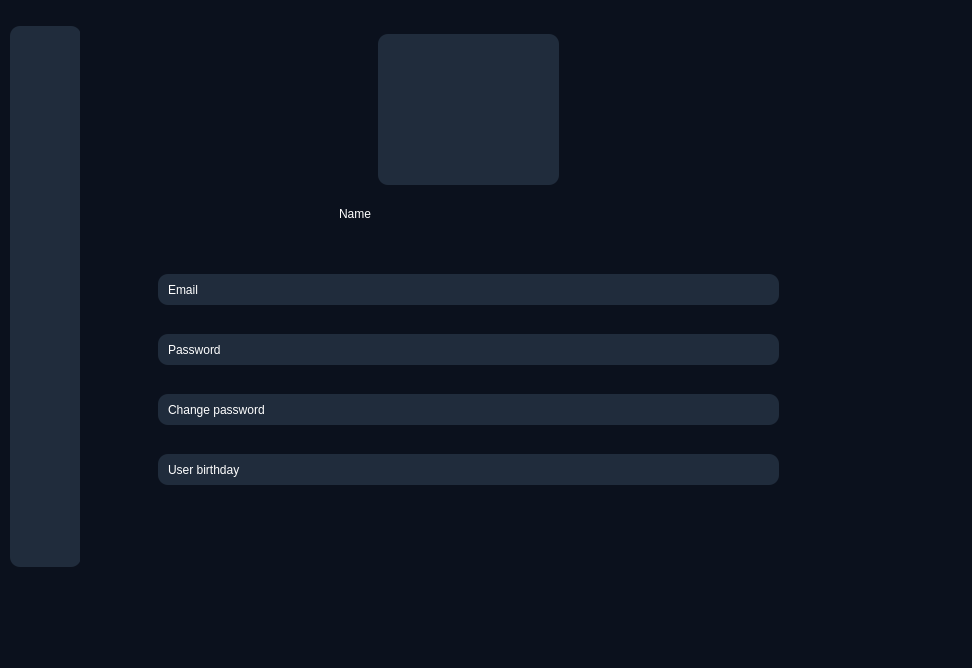
Old version of the form ui/main/main.ui in the repository phamnamkhanh0602/python-app.
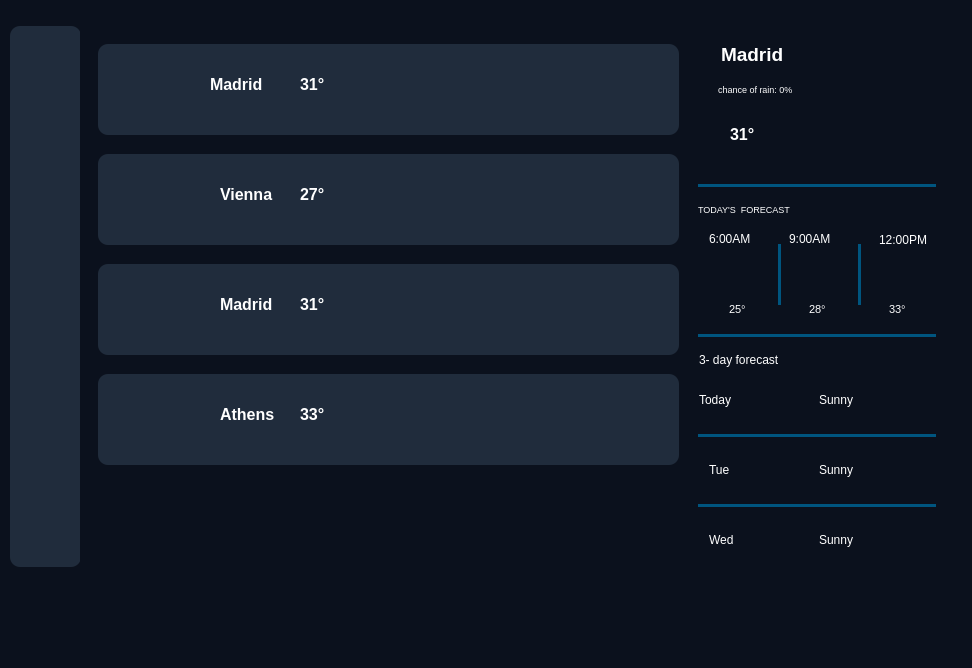
New version of the form. Icons and pictures are not drawn.

```diff
--- a/ui/main/main.ui
+++ b/ui/main/main.ui
@@ -106,7 +106,7 @@
      <number>3</number>
     </property>
     <property name="currentIndex">
-     <number>2</number>
+     <number>3</number>
     </property>
     <widget class="QWidget" name="page">
      <widget class="QWidget" name="widget_2" native="true">
@@ -2114,7 +2114,7 @@
      <widget class="QWidget" name="widget_9" native="true">
       <property name="geometry">
        <rect>
-        <x>290</x>
+        <x>310</x>
         <y>10</y>
         <width>181</width>
         <height>151</height>
@@ -2143,81 +2143,1073 @@
        </property>
       </widget>
      </widget>
-     <widget class="QLineEdit" name="lineEdit_3">
-      <property name="geometry">
-       <rect>
-        <x>70</x>
-        <y>250</y>
-        <width>621</width>
-        <height>31</height>
-       </rect>
-      </property>
-      <property name="styleSheet">
-       <string notr="true">background-color:#202c3c;</string>
-      </property>
-      <property name="text">
-       <string>Email</string>
-      </property>
-     </widget>
-     <widget class="QLineEdit" name="lineEdit_4">
-      <property name="geometry">
-       <rect>
-        <x>70</x>
-        <y>310</y>
-        <width>621</width>
-        <height>31</height>
-       </rect>
-      </property>
-      <property name="styleSheet">
-       <string notr="true">background-color:#202c3c;</string>
-      </property>
-      <property name="text">
-       <string>Password</string>
-      </property>
-     </widget>
-     <widget class="QLineEdit" name="lineEdit_5">
-      <property name="geometry">
-       <rect>
-        <x>70</x>
-        <y>370</y>
-        <width>621</width>
-        <height>31</height>
-       </rect>
-      </property>
-      <property name="styleSheet">
-       <string notr="true">background-color:#202c3c;</string>
-      </property>
-      <property name="text">
-       <string>Change password</string>
-      </property>
-     </widget>
-     <widget class="QLineEdit" name="lineEdit_6">
-      <property name="geometry">
-       <rect>
-        <x>70</x>
-        <y>430</y>
-        <width>621</width>
-        <height>31</height>
-       </rect>
-      </property>
-      <property name="styleSheet">
-       <string notr="true">background-color:#202c3c;</string>
-      </property>
-      <property name="text">
-       <string>User birthday</string>
-      </property>
-     </widget>
      <widget class="QLabel" name="label_81">
       <property name="geometry">
        <rect>
         <x>240</x>
-        <y>169</y>
-        <width>301</width>
+        <y>180</y>
+        <width>311</width>
         <height>41</height>
        </rect>
       </property>
+      <property name="styleSheet">
+       <string notr="true"/>
+      </property>
       <property name="text">
        <string>Name</string>
+      </property>
+     </widget>
+     <widget class="QLabel" name="label_15">
+      <property name="geometry">
+       <rect>
+        <x>70</x>
+        <y>270</y>
+        <width>691</width>
+        <height>31</height>
+       </rect>
+      </property>
+      <property name="styleSheet">
+       <string notr="true">background-color:#202c3c;</string>
+      </property>
+      <property name="text">
+       <string>Email</string>
+      </property>
+     </widget>
+     <widget class="QLabel" name="label_16">
+      <property name="geometry">
+       <rect>
+        <x>70</x>
+        <y>330</y>
+        <width>691</width>
+        <height>31</height>
+       </rect>
+      </property>
+      <property name="styleSheet">
+       <string notr="true">background-color:#202c3c;</string>
+      </property>
+      <property name="text">
+       <string>Password</string>
+      </property>
+     </widget>
+     <widget class="QLabel" name="label_17">
+      <property name="geometry">
+       <rect>
+        <x>70</x>
+        <y>390</y>
+        <width>691</width>
+        <height>31</height>
+       </rect>
+      </property>
+      <property name="styleSheet">
+       <string notr="true">background-color:#202c3c;</string>
+      </property>
+      <property name="text">
+       <string>Change password</string>
+      </property>
+     </widget>
+     <widget class="QPushButton" name="pushButton_9">
+      <property name="geometry">
+       <rect>
+        <x>250</x>
+        <y>450</y>
+        <width>281</width>
+        <height>41</height>
+       </rect>
+      </property>
+      <property name="styleSheet">
+       <string notr="true">background-color:#202c3c</string>
+      </property>
+      <property name="text">
+       <string>User favorite city</string>
+      </property>
+     </widget>
+    </widget>
+    <widget class="QWidget" name="page_4">
+     <widget class="QWidget" name="widget_26" native="true">
+      <property name="geometry">
+       <rect>
+        <x>10</x>
+        <y>130</y>
+        <width>581</width>
+        <height>91</height>
+       </rect>
+      </property>
+      <property name="styleSheet">
+       <string notr="true">background-color:#202c3c;</string>
+      </property>
+      <widget class="QLabel" name="label_268">
+       <property name="geometry">
+        <rect>
+         <x>20</x>
+         <y>10</y>
+         <width>81</width>
+         <height>71</height>
+        </rect>
+       </property>
+       <property name="text">
+        <string/>
+       </property>
+       <property name="pixmap">
+        <pixmap>../../../../../../Downloads/cloudy.png</pixmap>
+       </property>
+       <property name="scaledContents">
+        <bool>true</bool>
+       </property>
+      </widget>
+      <widget class="QLabel" name="label_269">
+       <property name="geometry">
+        <rect>
+         <x>110</x>
+         <y>20</y>
+         <width>101</width>
+         <height>41</height>
+        </rect>
+       </property>
+       <property name="font">
+        <font>
+         <pointsize>12</pointsize>
+         <bold>true</bold>
+        </font>
+       </property>
+       <property name="text">
+        <string>Vienna</string>
+       </property>
+      </widget>
+      <widget class="QLabel" name="label_270">
+       <property name="geometry">
+        <rect>
+         <x>190</x>
+         <y>20</y>
+         <width>61</width>
+         <height>41</height>
+        </rect>
+       </property>
+       <property name="font">
+        <font>
+         <pointsize>12</pointsize>
+         <bold>true</bold>
+        </font>
+       </property>
+       <property name="text">
+        <string>27°</string>
+       </property>
+      </widget>
+      <widget class="QPushButton" name="pushButton_20">
+       <property name="geometry">
+        <rect>
+         <x>500</x>
+         <y>20</y>
+         <width>71</width>
+         <height>51</height>
+        </rect>
+       </property>
+       <property name="text">
+        <string/>
+       </property>
+       <property name="icon">
+        <iconset>
+         <normaloff>../../../../../../Downloads/bookmark.png</normaloff>../../../../../../Downloads/bookmark.png</iconset>
+       </property>
+       <property name="iconSize">
+        <size>
+         <width>50</width>
+         <height>50</height>
+        </size>
+       </property>
+      </widget>
+     </widget>
+     <widget class="QWidget" name="widget_27" native="true">
+      <property name="geometry">
+       <rect>
+        <x>10</x>
+        <y>20</y>
+        <width>581</width>
+        <height>91</height>
+       </rect>
+      </property>
+      <property name="styleSheet">
+       <string notr="true">background-color:#202c3c;</string>
+      </property>
+      <widget class="QLabel" name="label_271">
+       <property name="geometry">
+        <rect>
+         <x>20</x>
+         <y>10</y>
+         <width>81</width>
+         <height>71</height>
+        </rect>
+       </property>
+       <property name="text">
+        <string/>
+       </property>
+       <property name="pixmap">
+        <pixmap>../../../../../../Downloads/sun (1).png</pixmap>
+       </property>
+       <property name="scaledContents">
+        <bool>true</bool>
+       </property>
+      </widget>
+      <widget class="QLabel" name="label_272">
+       <property name="geometry">
+        <rect>
+         <x>100</x>
+         <y>20</y>
+         <width>91</width>
+         <height>41</height>
+        </rect>
+       </property>
+       <property name="font">
+        <font>
+         <pointsize>12</pointsize>
+         <bold>true</bold>
+        </font>
+       </property>
+       <property name="text">
+        <string>Madrid</string>
+       </property>
+      </widget>
+      <widget class="QLabel" name="label_273">
+       <property name="geometry">
+        <rect>
+         <x>190</x>
+         <y>20</y>
+         <width>61</width>
+         <height>41</height>
+        </rect>
+       </property>
+       <property name="font">
+        <font>
+         <pointsize>12</pointsize>
+         <bold>true</bold>
+        </font>
+       </property>
+       <property name="text">
+        <string>31°</string>
+       </property>
+      </widget>
+      <widget class="QPushButton" name="pushButton_21">
+       <property name="geometry">
+        <rect>
+         <x>500</x>
+         <y>20</y>
+         <width>71</width>
+         <height>51</height>
+        </rect>
+       </property>
+       <property name="text">
+        <string/>
+       </property>
+       <property name="icon">
+        <iconset>
+         <normaloff>../../../../../../Downloads/bookmark.png</normaloff>../../../../../../Downloads/bookmark.png</iconset>
+       </property>
+       <property name="iconSize">
+        <size>
+         <width>50</width>
+         <height>50</height>
+        </size>
+       </property>
+      </widget>
+     </widget>
+     <widget class="QWidget" name="widget_28" native="true">
+      <property name="geometry">
+       <rect>
+        <x>10</x>
+        <y>240</y>
+        <width>581</width>
+        <height>91</height>
+       </rect>
+      </property>
+      <property name="styleSheet">
+       <string notr="true">background-color:#202c3c;</string>
+      </property>
+      <widget class="QLabel" name="label_274">
+       <property name="geometry">
+        <rect>
+         <x>20</x>
+         <y>10</y>
+         <width>81</width>
+         <height>71</height>
+        </rect>
+       </property>
+       <property name="text">
+        <string/>
+       </property>
+       <property name="pixmap">
+        <pixmap>../../../../../../Downloads/sun (1).png</pixmap>
+       </property>
+       <property name="scaledContents">
+        <bool>true</bool>
+       </property>
+      </widget>
+      <widget class="QLabel" name="label_275">
+       <property name="geometry">
+        <rect>
+         <x>110</x>
+         <y>20</y>
+         <width>91</width>
+         <height>41</height>
+        </rect>
+       </property>
+       <property name="font">
+        <font>
+         <pointsize>12</pointsize>
+         <bold>true</bold>
+        </font>
+       </property>
+       <property name="text">
+        <string>Madrid</string>
+       </property>
+      </widget>
+      <widget class="QLabel" name="label_276">
+       <property name="geometry">
+        <rect>
+         <x>190</x>
+         <y>20</y>
+         <width>61</width>
+         <height>41</height>
+        </rect>
+       </property>
+       <property name="font">
+        <font>
+         <pointsize>12</pointsize>
+         <bold>true</bold>
+        </font>
+       </property>
+       <property name="text">
+        <string>31°</string>
+       </property>
+      </widget>
+      <widget class="QPushButton" name="pushButton_22">
+       <property name="geometry">
+        <rect>
+         <x>500</x>
+         <y>20</y>
+         <width>71</width>
+         <height>51</height>
+        </rect>
+       </property>
+       <property name="text">
+        <string/>
+       </property>
+       <property name="icon">
+        <iconset>
+         <normaloff>../../../../../../Downloads/bookmark.png</normaloff>../../../../../../Downloads/bookmark.png</iconset>
+       </property>
+       <property name="iconSize">
+        <size>
+         <width>50</width>
+         <height>50</height>
+        </size>
+       </property>
+      </widget>
+     </widget>
+     <widget class="QWidget" name="widget_29" native="true">
+      <property name="geometry">
+       <rect>
+        <x>10</x>
+        <y>350</y>
+        <width>581</width>
+        <height>91</height>
+       </rect>
+      </property>
+      <property name="styleSheet">
+       <string notr="true">background-color:#202c3c;</string>
+      </property>
+      <widget class="QLabel" name="label_277">
+       <property name="geometry">
+        <rect>
+         <x>20</x>
+         <y>10</y>
+         <width>81</width>
+         <height>71</height>
+        </rect>
+       </property>
+       <property name="text">
+        <string/>
+       </property>
+       <property name="pixmap">
+        <pixmap>../../../../../../Downloads/cloudy.png</pixmap>
+       </property>
+       <property name="scaledContents">
+        <bool>true</bool>
+       </property>
+      </widget>
+      <widget class="QLabel" name="label_278">
+       <property name="geometry">
+        <rect>
+         <x>110</x>
+         <y>20</y>
+         <width>91</width>
+         <height>41</height>
+        </rect>
+       </property>
+       <property name="font">
+        <font>
+         <pointsize>12</pointsize>
+         <bold>true</bold>
+        </font>
+       </property>
+       <property name="text">
+        <string>Athens</string>
+       </property>
+      </widget>
+      <widget class="QLabel" name="label_279">
+       <property name="geometry">
+        <rect>
+         <x>190</x>
+         <y>20</y>
+         <width>61</width>
+         <height>41</height>
+        </rect>
+       </property>
+       <property name="font">
+        <font>
+         <pointsize>12</pointsize>
+         <bold>true</bold>
+        </font>
+       </property>
+       <property name="text">
+        <string>33°</string>
+       </property>
+      </widget>
+      <widget class="QPushButton" name="pushButton_23">
+       <property name="geometry">
+        <rect>
+         <x>500</x>
+         <y>20</y>
+         <width>71</width>
+         <height>51</height>
+        </rect>
+       </property>
+       <property name="text">
+        <string/>
+       </property>
+       <property name="icon">
+        <iconset>
+         <normaloff>../../../../../../Downloads/bookmark.png</normaloff>../../../../../../Downloads/bookmark.png</iconset>
+       </property>
+       <property name="iconSize">
+        <size>
+         <width>50</width>
+         <height>50</height>
+        </size>
+       </property>
+      </widget>
+     </widget>
+     <widget class="Line" name="line_94">
+      <property name="geometry">
+       <rect>
+        <x>670</x>
+        <y>410</y>
+        <width>118</width>
+        <height>3</height>
+       </rect>
+      </property>
+      <property name="styleSheet">
+       <string notr="true">background-color:rgb(0, 85, 127)</string>
+      </property>
+      <property name="orientation">
+       <enum>Qt::Orientation::Horizontal</enum>
+      </property>
+     </widget>
+     <widget class="Line" name="line_95">
+      <property name="geometry">
+       <rect>
+        <x>610</x>
+        <y>160</y>
+        <width>118</width>
+        <height>3</height>
+       </rect>
+      </property>
+      <property name="styleSheet">
+       <string notr="true">background-color:rgb(0, 85, 127)</string>
+      </property>
+      <property name="orientation">
+       <enum>Qt::Orientation::Horizontal</enum>
+      </property>
+     </widget>
+     <widget class="QLabel" name="label_280">
+      <property name="geometry">
+       <rect>
+        <x>600</x>
+        <y>320</y>
+        <width>121</width>
+        <height>31</height>
+       </rect>
+      </property>
+      <property name="text">
+       <string>3- day forecast</string>
+      </property>
+     </widget>
+     <widget class="QLabel" name="label_281">
+      <property name="geometry">
+       <rect>
+        <x>710</x>
+        <y>270</y>
+        <width>41</width>
+        <height>31</height>
+       </rect>
+      </property>
+      <property name="font">
+       <font>
+        <pointsize>8</pointsize>
+       </font>
+      </property>
+      <property name="text">
+       <string>28°</string>
+      </property>
+     </widget>
+     <widget class="Line" name="line_96">
+      <property name="geometry">
+       <rect>
+        <x>730</x>
+        <y>310</y>
+        <width>118</width>
+        <height>3</height>
+       </rect>
+      </property>
+      <property name="styleSheet">
+       <string notr="true">background-color:rgb(0, 85, 127)</string>
+      </property>
+      <property name="orientation">
+       <enum>Qt::Orientation::Horizontal</enum>
+      </property>
+     </widget>
+     <widget class="QLabel" name="label_282">
+      <property name="geometry">
+       <rect>
+        <x>600</x>
+        <y>360</y>
+        <width>61</width>
+        <height>31</height>
+       </rect>
+      </property>
+      <property name="text">
+       <string>Today</string>
+      </property>
+     </widget>
+     <widget class="QLabel" name="label_283">
+      <property name="geometry">
+       <rect>
+        <x>610</x>
+        <y>500</y>
+        <width>51</width>
+        <height>31</height>
+       </rect>
+      </property>
+      <property name="text">
+       <string>Wed</string>
+      </property>
+     </widget>
+     <widget class="QLabel" name="label_284">
+      <property name="geometry">
+       <rect>
+        <x>780</x>
+        <y>220</y>
+        <width>61</width>
+        <height>51</height>
+       </rect>
+      </property>
+      <property name="text">
+       <string/>
+      </property>
+      <property name="pixmap">
+       <pixmap>../../../../../../Downloads/sun (1).png</pixmap>
+      </property>
+      <property name="scaledContents">
+       <bool>true</bool>
+      </property>
+     </widget>
+     <widget class="QLabel" name="label_285">
+      <property name="geometry">
+       <rect>
+        <x>660</x>
+        <y>490</y>
+        <width>61</width>
+        <height>51</height>
+       </rect>
+      </property>
+      <property name="text">
+       <string/>
+      </property>
+      <property name="pixmap">
+       <pixmap>../../../../../../Downloads/sun (1).png</pixmap>
+      </property>
+      <property name="scaledContents">
+       <bool>true</bool>
+      </property>
+     </widget>
+     <widget class="Line" name="line_97">
+      <property name="geometry">
+       <rect>
+        <x>730</x>
+        <y>160</y>
+        <width>118</width>
+        <height>3</height>
+       </rect>
+      </property>
+      <property name="styleSheet">
+       <string notr="true">background-color:rgb(0, 85, 127)</string>
+      </property>
+      <property name="orientation">
+       <enum>Qt::Orientation::Horizontal</enum>
+      </property>
+     </widget>
+     <widget class="QLabel" name="label_286">
+      <property name="geometry">
+       <rect>
+        <x>700</x>
+        <y>220</y>
+        <width>61</width>
+        <height>51</height>
+       </rect>
+      </property>
+      <property name="text">
+       <string/>
+      </property>
+      <property name="pixmap">
+       <pixmap>../../../../../../Downloads/sun (2).png</pixmap>
+      </property>
+      <property name="scaledContents">
+       <bool>true</bool>
+      </property>
+     </widget>
+     <widget class="QLabel" name="label_287">
+      <property name="geometry">
+       <rect>
+        <x>620</x>
+        <y>10</y>
+        <width>111</width>
+        <height>41</height>
+       </rect>
+      </property>
+      <property name="font">
+       <font>
+        <pointsize>14</pointsize>
+        <bold>true</bold>
+       </font>
+      </property>
+      <property name="text">
+       <string>Madrid</string>
+      </property>
+     </widget>
+     <widget class="QLabel" name="label_288">
+      <property name="geometry">
+       <rect>
+        <x>610</x>
+        <y>199</y>
+        <width>81</width>
+        <height>31</height>
+       </rect>
+      </property>
+      <property name="text">
+       <string>6:00AM</string>
+      </property>
+     </widget>
+     <widget class="QLabel" name="label_289">
+      <property name="geometry">
+       <rect>
+        <x>780</x>
+        <y>200</y>
+        <width>81</width>
+        <height>31</height>
+       </rect>
+      </property>
+      <property name="text">
+       <string>12:00PM</string>
+      </property>
+     </widget>
+     <widget class="QLabel" name="label_290">
+      <property name="geometry">
+       <rect>
+        <x>690</x>
+        <y>199</y>
+        <width>71</width>
+        <height>31</height>
+       </rect>
+      </property>
+      <property name="text">
+       <string>9:00AM</string>
+      </property>
+     </widget>
+     <widget class="QLabel" name="label_291">
+      <property name="geometry">
+       <rect>
+        <x>660</x>
+        <y>350</y>
+        <width>61</width>
+        <height>51</height>
+       </rect>
+      </property>
+      <property name="text">
+       <string/>
+      </property>
+      <property name="pixmap">
+       <pixmap>../../../../../../Downloads/sun (1).png</pixmap>
+      </property>
+      <property name="scaledContents">
+       <bool>true</bool>
+      </property>
+     </widget>
+     <widget class="QLabel" name="label_292">
+      <property name="geometry">
+       <rect>
+        <x>720</x>
+        <y>360</y>
+        <width>61</width>
+        <height>31</height>
+       </rect>
+      </property>
+      <property name="text">
+       <string>Sunny</string>
+      </property>
+     </widget>
+     <widget class="QLabel" name="label_293">
+      <property name="geometry">
+       <rect>
+        <x>600</x>
+        <y>170</y>
+        <width>161</width>
+        <height>31</height>
+       </rect>
+      </property>
+      <property name="font">
+       <font>
+        <pointsize>7</pointsize>
+       </font>
+      </property>
+      <property name="text">
+       <string>TODAY'S  FORECAST</string>
+      </property>
+     </widget>
+     <widget class="QLabel" name="label_294">
+      <property name="geometry">
+       <rect>
+        <x>720</x>
+        <y>430</y>
+        <width>61</width>
+        <height>31</height>
+       </rect>
+      </property>
+      <property name="text">
+       <string>Sunny</string>
+      </property>
+     </widget>
+     <widget class="Line" name="line_98">
+      <property name="geometry">
+       <rect>
+        <x>610</x>
+        <y>480</y>
+        <width>118</width>
+        <height>3</height>
+       </rect>
+      </property>
+      <property name="styleSheet">
+       <string notr="true">background-color:rgb(0, 85, 127)</string>
+      </property>
+      <property name="orientation">
+       <enum>Qt::Orientation::Horizontal</enum>
+      </property>
+     </widget>
+     <widget class="QLabel" name="label_295">
+      <property name="geometry">
+       <rect>
+        <x>620</x>
+        <y>230</y>
+        <width>61</width>
+        <height>51</height>
+       </rect>
+      </property>
+      <property name="text">
+       <string/>
+      </property>
+      <property name="pixmap">
+       <pixmap>../../../../../../Downloads/clouds.png</pixmap>
+      </property>
+      <property name="scaledContents">
+       <bool>true</bool>
+      </property>
+     </widget>
+     <widget class="Line" name="line_99">
+      <property name="geometry">
+       <rect>
+        <x>730</x>
+        <y>410</y>
+        <width>118</width>
+        <height>3</height>
+       </rect>
+      </property>
+      <property name="styleSheet">
+       <string notr="true">background-color:rgb(0, 85, 127)</string>
+      </property>
+      <property name="orientation">
+       <enum>Qt::Orientation::Horizontal</enum>
+      </property>
+     </widget>
+     <widget class="Line" name="line_100">
+      <property name="geometry">
+       <rect>
+        <x>730</x>
+        <y>480</y>
+        <width>118</width>
+        <height>3</height>
+       </rect>
+      </property>
+      <property name="styleSheet">
+       <string notr="true">background-color:rgb(0, 85, 127)</string>
+      </property>
+      <property name="orientation">
+       <enum>Qt::Orientation::Horizontal</enum>
+      </property>
+     </widget>
+     <widget class="Line" name="line_101">
+      <property name="geometry">
+       <rect>
+        <x>610</x>
+        <y>410</y>
+        <width>118</width>
+        <height>3</height>
+       </rect>
+      </property>
+      <property name="styleSheet">
+       <string notr="true">background-color:rgb(0, 85, 127)</string>
+      </property>
+      <property name="orientation">
+       <enum>Qt::Orientation::Horizontal</enum>
+      </property>
+     </widget>
+     <widget class="Line" name="line_102">
+      <property name="geometry">
+       <rect>
+        <x>690</x>
+        <y>220</y>
+        <width>3</width>
+        <height>61</height>
+       </rect>
+      </property>
+      <property name="styleSheet">
+       <string notr="true">background-color:rgb(0, 85, 127)</string>
+      </property>
+      <property name="orientation">
+       <enum>Qt::Orientation::Vertical</enum>
+      </property>
+     </widget>
+     <widget class="Line" name="line_103">
+      <property name="geometry">
+       <rect>
+        <x>680</x>
+        <y>480</y>
+        <width>118</width>
+        <height>3</height>
+       </rect>
+      </property>
+      <property name="styleSheet">
+       <string notr="true">background-color:rgb(0, 85, 127)</string>
+      </property>
+      <property name="orientation">
+       <enum>Qt::Orientation::Horizontal</enum>
+      </property>
+     </widget>
+     <widget class="QLabel" name="label_296">
+      <property name="geometry">
+       <rect>
+        <x>630</x>
+        <y>270</y>
+        <width>41</width>
+        <height>31</height>
+       </rect>
+      </property>
+      <property name="font">
+       <font>
+        <pointsize>8</pointsize>
+       </font>
+      </property>
+      <property name="text">
+       <string>25°</string>
+      </property>
+     </widget>
+     <widget class="Line" name="line_104">
+      <property name="geometry">
+       <rect>
+        <x>610</x>
+        <y>310</y>
+        <width>118</width>
+        <height>3</height>
+       </rect>
+      </property>
+      <property name="styleSheet">
+       <string notr="true">background-color:rgb(0, 85, 127)</string>
+      </property>
+      <property name="orientation">
+       <enum>Qt::Orientation::Horizontal</enum>
+      </property>
+     </widget>
+     <widget class="QLabel" name="label_297">
+      <property name="geometry">
+       <rect>
+        <x>620</x>
+        <y>50</y>
+        <width>141</width>
+        <height>31</height>
+       </rect>
+      </property>
+      <property name="font">
+       <font>
+        <pointsize>7</pointsize>
+       </font>
+      </property>
+      <property name="text">
+       <string>chance of rain: 0%</string>
+      </property>
+     </widget>
+     <widget class="QLabel" name="label_298">
+      <property name="geometry">
+       <rect>
+        <x>630</x>
+        <y>90</y>
+        <width>61</width>
+        <height>41</height>
+       </rect>
+      </property>
+      <property name="font">
+       <font>
+        <pointsize>12</pointsize>
+        <bold>true</bold>
+       </font>
+      </property>
+      <property name="text">
+       <string>31°</string>
+      </property>
+     </widget>
+     <widget class="QLabel" name="label_299">
+      <property name="geometry">
+       <rect>
+        <x>660</x>
+        <y>420</y>
+        <width>61</width>
+        <height>51</height>
+       </rect>
+      </property>
+      <property name="text">
+       <string/>
+      </property>
+      <property name="pixmap">
+       <pixmap>../../../../../../Downloads/sun (1).png</pixmap>
+      </property>
+      <property name="scaledContents">
+       <bool>true</bool>
+      </property>
+     </widget>
+     <widget class="Line" name="line_105">
+      <property name="geometry">
+       <rect>
+        <x>670</x>
+        <y>310</y>
+        <width>118</width>
+        <height>3</height>
+       </rect>
+      </property>
+      <property name="styleSheet">
+       <string notr="true">background-color:rgb(0, 85, 127)</string>
+      </property>
+      <property name="orientation">
+       <enum>Qt::Orientation::Horizontal</enum>
+      </property>
+     </widget>
+     <widget class="QLabel" name="label_300">
+      <property name="geometry">
+       <rect>
+        <x>720</x>
+        <y>500</y>
+        <width>61</width>
+        <height>31</height>
+       </rect>
+      </property>
+      <property name="text">
+       <string>Sunny</string>
+      </property>
+     </widget>
+     <widget class="Line" name="line_106">
+      <property name="geometry">
+       <rect>
+        <x>770</x>
+        <y>220</y>
+        <width>3</width>
+        <height>61</height>
+       </rect>
+      </property>
+      <property name="styleSheet">
+       <string notr="true">background-color:rgb(0, 85, 127)</string>
+      </property>
+      <property name="orientation">
+       <enum>Qt::Orientation::Vertical</enum>
+      </property>
+     </widget>
+     <widget class="Line" name="line_107">
+      <property name="geometry">
+       <rect>
+        <x>670</x>
+        <y>160</y>
+        <width>118</width>
+        <height>3</height>
+       </rect>
+      </property>
+      <property name="styleSheet">
+       <string notr="true">background-color:rgb(0, 85, 127)</string>
+      </property>
+      <property name="orientation">
+       <enum>Qt::Orientation::Horizontal</enum>
+      </property>
+     </widget>
+     <widget class="QLabel" name="label_301">
+      <property name="geometry">
+       <rect>
+        <x>750</x>
+        <y>40</y>
+        <width>101</width>
+        <height>91</height>
+       </rect>
+      </property>
+      <property name="text">
+       <string/>
+      </property>
+      <property name="pixmap">
+       <pixmap>../../../../../../Downloads/sun (1).png</pixmap>
+      </property>
+      <property name="scaledContents">
+       <bool>true</bool>
+      </property>
+     </widget>
+     <widget class="QLabel" name="label_302">
+      <property name="geometry">
+       <rect>
+        <x>610</x>
+        <y>430</y>
+        <width>51</width>
+        <height>31</height>
+       </rect>
+      </property>
+      <property name="text">
+       <string>Tue</string>
+      </property>
+     </widget>
+     <widget class="QLabel" name="label_303">
+      <property name="geometry">
+       <rect>
+        <x>790</x>
+        <y>270</y>
+        <width>41</width>
+        <height>31</height>
+       </rect>
+      </property>
+      <property name="font">
+       <font>
+        <pointsize>8</pointsize>
+       </font>
+      </property>
+      <property name="text">
+       <string>33°</string>
       </property>
      </widget>
     </widget>
```
Left out of the diff: 247 changed lines with no effect on the pictures.
